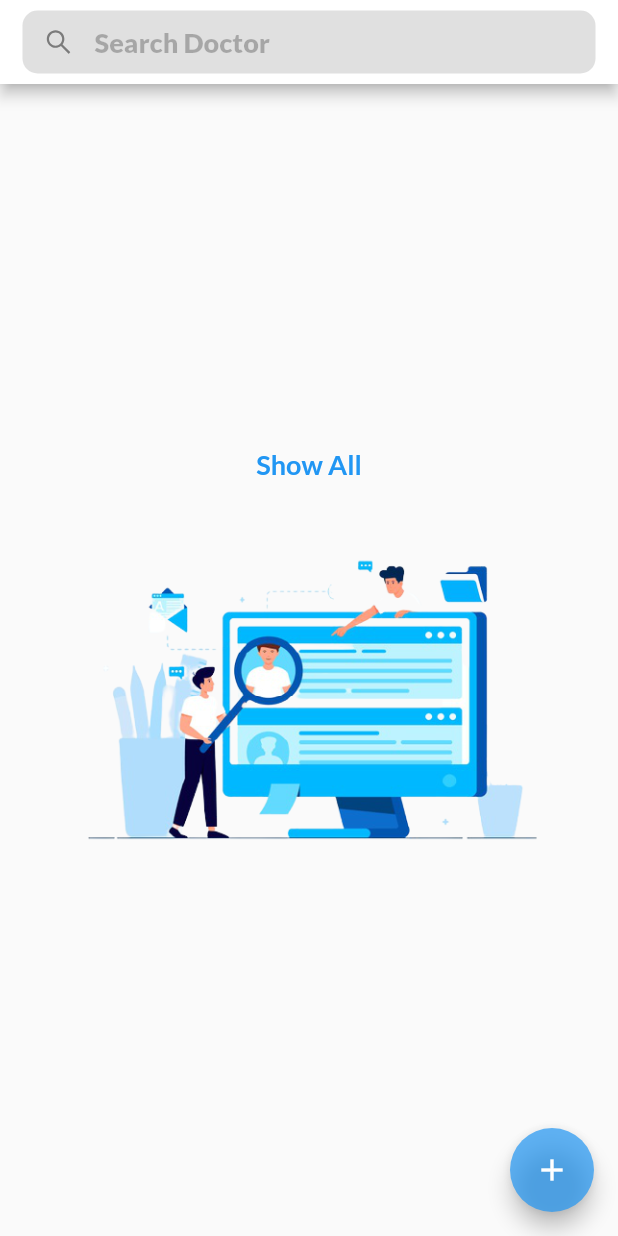
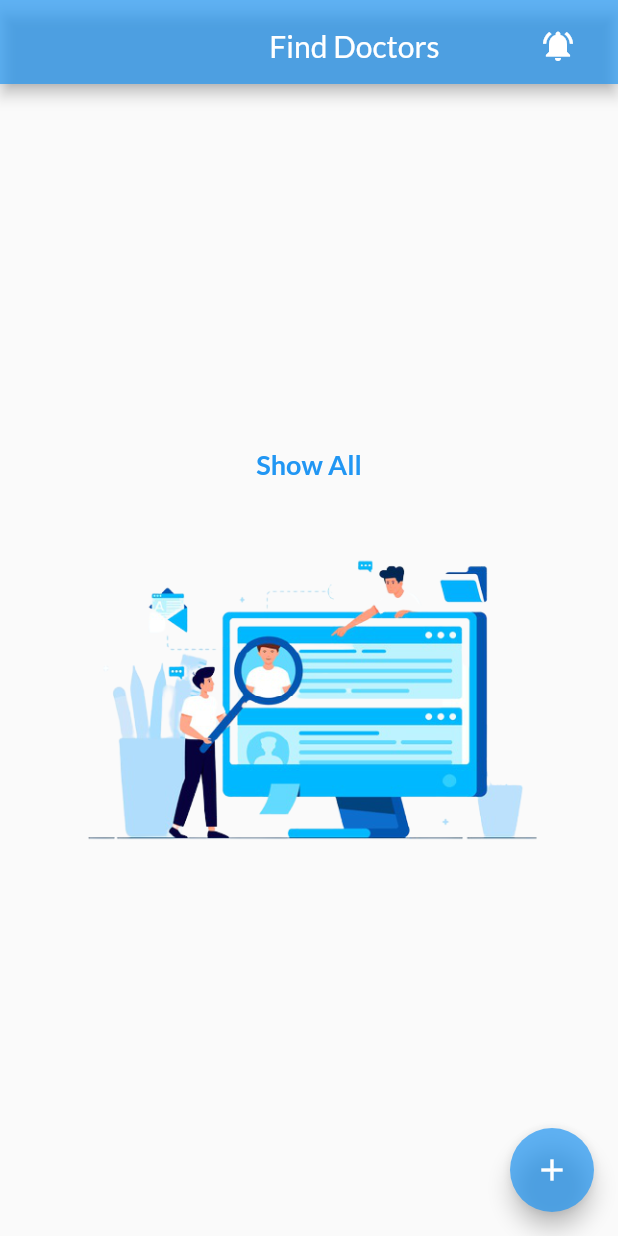
Before and after one commit to mintesnot123/doctor_scheduling, a Flutter app: the DoctorsList screen opened directly, on a phone screen of 412 x 824 dp. Run offline on Flutter 3.47's test engine with Material 2 defaults, Android fonts, the phone set to English and light mode, and no system bars; our stand-ins replace animated_text_kit, carousel_slider, cloud_firestore, firebase_auth, firebase_core, flutter_icons and 5 more; missing offline and left inert: edge_alert, quick_actions; accounts and stored records are empty.

```diff
--- a/lib/pages/adminPage.dart
+++ b/lib/pages/adminPage.dart
@@ -167,9 +167,3 @@ class _MainPageState extends State<MainPage> {
     );
   }
 }
-
-class Page {
-  final String title;
-  final IconData iconData;
-  Page(this.title, this.iconData);
-}
--- a/lib/pages/doctorList.dart
+++ b/lib/pages/doctorList.dart
@@ -31,6 +31,46 @@ class _DoctorsListState extends State<DoctorsList> {
   Widget build(BuildContext context) {
     return Scaffold(
       appBar: AppBar(
+        automaticallyImplyLeading: false,
+        actions: <Widget>[
+          Container()
+        ],
+        backgroundColor: Colors.blue.withOpacity(0.7),
+        /* elevation: 0, */
+        title: Container(
+          padding: EdgeInsets.only(top: 5),
+          child: Row(
+            mainAxisAlignment: MainAxisAlignment.end,
+            children: [
+              Container(
+                alignment: Alignment.center,
+                child: Text(
+                  "Find Doctors",
+                  style: GoogleFonts.lato(
+                    color: Colors.white,
+                    fontSize: 20,
+                    fontWeight: FontWeight.w400,
+                  ),
+                ),
+              ),
+              SizedBox(
+                width: 55,
+              ),
+              IconButton(
+                splashRadius: 20,
+                icon: Icon(Icons.notifications_active),
+                onPressed: () {
+                  Navigator.push(context, MaterialPageRoute(builder: (contex) => NotificationList()));
+                },
+              ),
+            ],
+          ),
+        ),
+        iconTheme: IconThemeData(
+          color: Colors.white,
+        ),
+      ),
+      /* appBar: AppBar(
         backgroundColor: Colors.white,
         title: Text('Find Doctors'),
         actions: <Widget>[
@@ -103,7 +143,7 @@ class _DoctorsListState extends State<DoctorsList> {
             ),
           )
         ],
-      ),
+      ), */
       body: Container(
         padding: EdgeInsets.all(10),
         child: _length == 0
```
Also changed, not shown: 1 other file.
